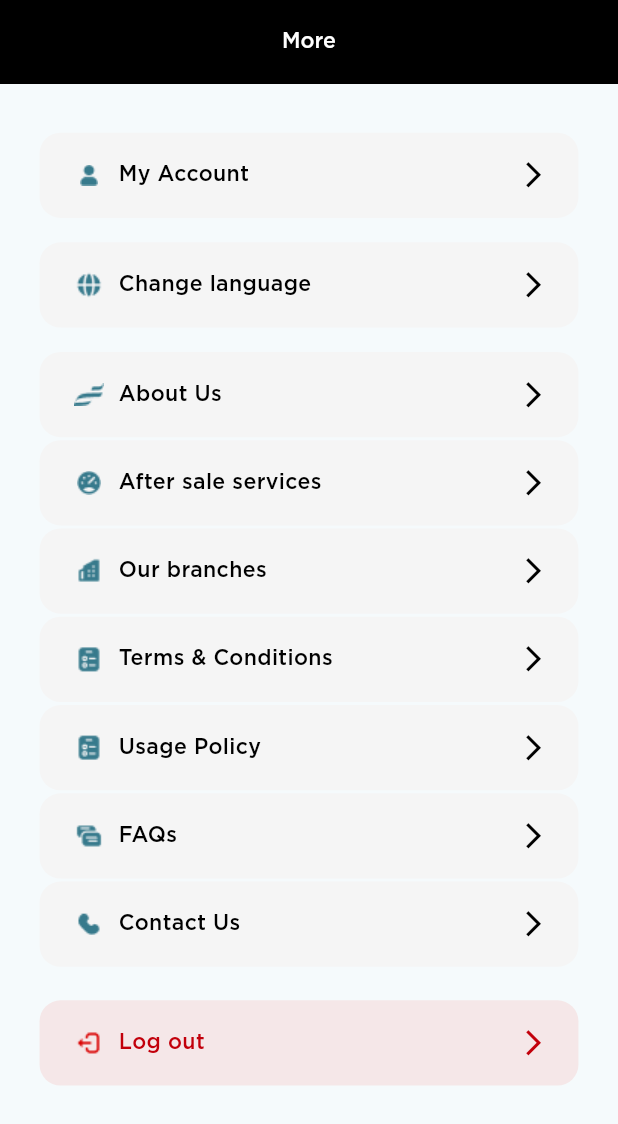
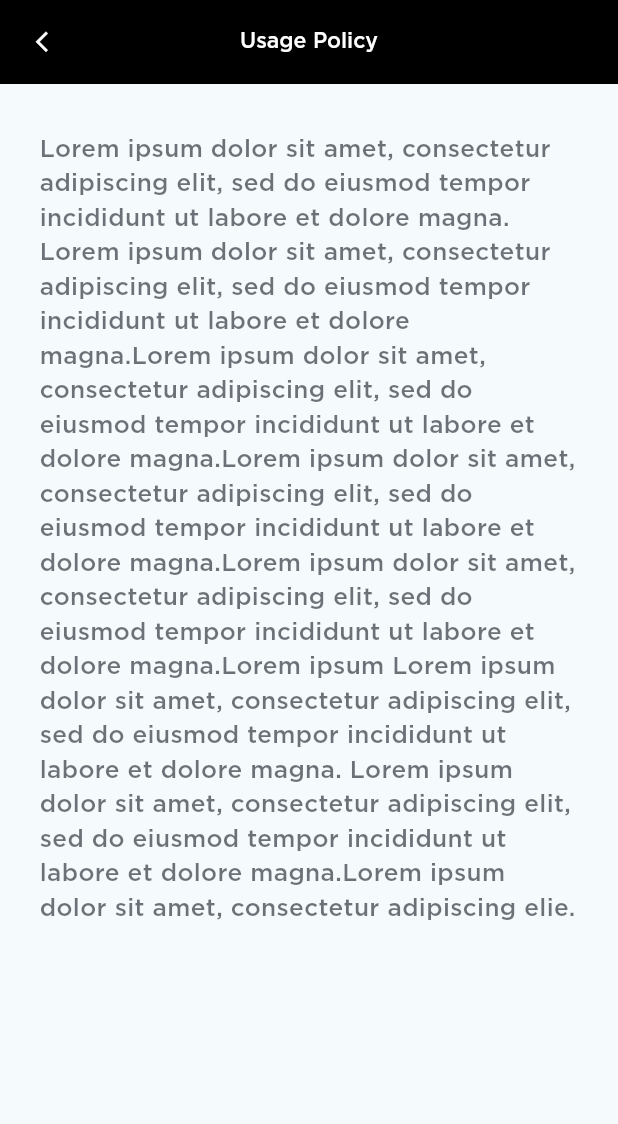
Before and after one commit to ezzAboElmakarem/bin-Omaria-Motors, a Flutter app: the MoreView screen opened directly, after a tap on "Usage Policy", on a phone screen of 412 x 824 dp. Shown: the top 1124 px of the screen. Run offline on Flutter 3.47's test engine with Material 3 defaults, Android fonts, the light colour scheme and no system bars; our stand-ins replace card_swiper, carousel_slider, country_code_picker, dio, easy_localization, flutter_image_compress and 7 more; accounts and stored records are empty.

Commit message:
feat (usage_policy) : build (usage_policy) UI

```diff
--- a/lib/features/more/view/more_view.dart
+++ b/lib/features/more/view/more_view.dart
@@ -4,6 +4,7 @@ import 'package:bin_omaira_motors/features/more/widgets/more_section_item.dart';
 import 'package:bin_omaira_motors/features/my_account/views/my_account_view.dart';
 import 'package:bin_omaira_motors/features/our_branches/views/our_branches_view.dart';
 import 'package:bin_omaira_motors/features/terms_and_condtions/views/terms_view.dart';
+import 'package:bin_omaira_motors/features/usage_policy/views/usage_policy_view.dart';
 import 'package:bin_omaira_motors/helper/assets.dart';
 import 'package:bin_omaira_motors/helper/colors_styles.dart';
 import 'package:bin_omaira_motors/helper/routes.dart';
@@ -92,7 +93,9 @@ class MoreView extends StatelessWidget {
               MoreSectionItem(
                 sectionTitle: "usage_policy".tr(),
                 sectionImage: AssetsData.policy,
-                onTap: () {},
+                onTap: () {
+                  RouteUtils.navigateTo(const UsagePolicyView());
+                },
                 navigationButton: true,
               ),
               SizedBox(height: 2.h),
--- a/lib/features/more/widgets/more_section_item.dart
+++ b/lib/features/more/widgets/more_section_item.dart
@@ -41,13 +41,10 @@ class MoreSectionItem extends StatelessWidget {
             SizedBox(
               width: 6.w,
             ),
-            SizedBox(
-              width: 140.w,
-              child: Text(
-                sectionTitle,
-                style: TextStyles.textstyle14.copyWith(
-                    color: isLogOut == null ? Colors.black : textColor),
-              ),
+            Text(
+              sectionTitle,
+              style: TextStyles.textstyle14
+                  .copyWith(color: isLogOut == null ? Colors.black : textColor),
             ),
             const Spacer(),
             navigationButton
--- /dev/null
+++ b/lib/features/usage_policy/views/usage_policy_view.dart
@@ -0,0 +1,41 @@
+import 'package:bin_omaira_motors/helper/colors_styles.dart';
+import 'package:bin_omaira_motors/helper/text_styles.dart';
+import 'package:bin_omaira_motors/widgets/custom_app_bar.dart';
+import 'package:easy_localization/easy_localization.dart';
+import 'package:flutter/material.dart';
+import 'package:flutter_screenutil/flutter_screenutil.dart';
+
+class UsagePolicyView extends StatelessWidget {
+  const UsagePolicyView({super.key});
+
+  @override
+  Widget build(BuildContext context) {
+    return Scaffold(
+      appBar: CustomAppBar(
+        context: context,
+        title: "usage_policy".tr(),
+        titleStyle: TextStyles.textstyle14.copyWith(
+          color: Colors.white,
+        ),
+      ),
+      body: SingleChildScrollView(
+        child: Padding(
+          padding: EdgeInsets.symmetric(horizontal: 24.w, vertical: 32.h),
+          child: Column(
+            children: [
+              SizedBox(
+                width: double.infinity,
+                child: Text(
+                  "Lorem ipsum dolor sit amet, consectetur adipiscing elit, sed do eiusmod tempor incididunt ut labore et dolore magna. Lorem ipsum dolor sit amet, consectetur adipiscing elit, sed do eiusmod tempor incididunt ut labore et dolore magna.Lorem ipsum dolor sit amet, consectetur adipiscing elit, sed do eiusmod tempor incididunt ut labore et dolore magna.Lorem ipsum dolor sit amet, consectetur adipiscing elit, sed do eiusmod tempor incididunt ut labore et dolore magna.Lorem ipsum dolor sit amet, consectetur adipiscing elit, sed do eiusmod tempor incididunt ut labore et dolore magna.Lorem ipsum Lorem ipsum dolor sit amet, consectetur adipiscing elit, sed do eiusmod tempor incididunt ut labore et dolore magna. Lorem ipsum dolor sit amet, consectetur adipiscing elit, sed do eiusmod tempor incididunt ut labore et dolore magna.Lorem ipsum dolor sit amet, consectetur adipiscing elie.",
+                  style: TextStyles.textstyle16.copyWith(
+                    color: ColorStyles.blackColor.withOpacity(0.6),
+                  ),
+                ),
+              ),
+            ],
+          ),
+        ),
+      ),
+    );
+  }
+}
```
